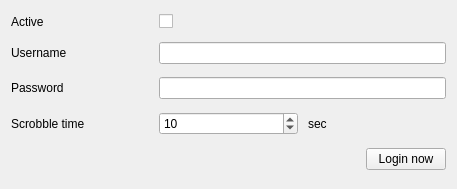
The window that src/Gui/Preferences/LastFM/GUI_LastFmPreferences.ui (Inferno214221/sayonara-player) describes before a commit, drawn with Qt 5.
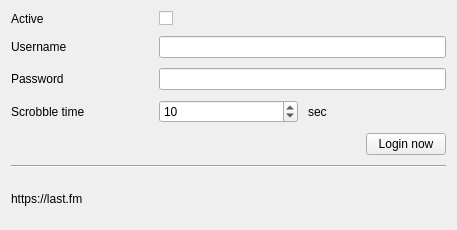
The same window after the commit.

```diff
--- a/src/Gui/Preferences/LastFM/GUI_LastFmPreferences.ui
+++ b/src/Gui/Preferences/LastFM/GUI_LastFmPreferences.ui
@@ -7,55 +7,45 @@
     <x>0</x>
     <y>0</y>
     <width>457</width>
-    <height>189</height>
+    <height>230</height>
    </rect>
   </property>
   <layout class="QGridLayout" name="gridLayout">
    <property name="spacing">
     <number>10</number>
    </property>
-   <item row="1" column="0">
-    <widget class="QLabel" name="labActivate">
+   <item row="5" column="2">
+    <widget class="QLabel" name="labSeconds">
      <property name="text">
-      <string notr="true">Active</string>
+      <string notr="true">sec</string>
      </property>
     </widget>
    </item>
-   <item row="2" column="0">
-    <widget class="QLabel" name="label_2">
-     <property name="text">
-      <string>Username</string>
+   <item row="4" column="1" colspan="2">
+    <widget class="QLineEdit" name="lePassword">
+     <property name="echoMode">
+      <enum>QLineEdit::Password</enum>
      </property>
     </widget>
    </item>
-   <item row="3" column="0">
+   <item row="3" column="1" colspan="2">
+    <widget class="QLineEdit" name="leUsername"/>
+   </item>
+   <item row="4" column="0">
     <widget class="QLabel" name="label_3">
      <property name="text">
       <string>Password</string>
      </property>
     </widget>
    </item>
-   <item row="1" column="1">
-    <widget class="QCheckBox" name="cbActivate">
-     <property name="focusPolicy">
-      <enum>Qt::StrongFocus</enum>
-     </property>
-     <property name="layoutDirection">
-      <enum>Qt::LeftToRight</enum>
-     </property>
+   <item row="2" column="0">
+    <widget class="QLabel" name="labActivate">
      <property name="text">
-      <string/>
+      <string notr="true">Active</string>
      </property>
     </widget>
    </item>
-   <item row="4" column="0">
-    <widget class="QLabel" name="label">
-     <property name="text">
-      <string>Scrobble time</string>
-     </property>
-    </widget>
-   </item>
-   <item row="4" column="1">
+   <item row="5" column="1">
     <widget class="QSpinBox" name="sbScrobbleTime">
      <property name="minimum">
       <number>5</number>
@@ -65,14 +55,7 @@
      </property>
     </widget>
    </item>
-   <item row="4" column="2">
-    <widget class="QLabel" name="labSeconds">
-     <property name="text">
-      <string notr="true">sec</string>
-     </property>
-    </widget>
-   </item>
-   <item row="5" column="0" colspan="3">
+   <item row="6" column="0" colspan="3">
     <layout class="QHBoxLayout" name="horizontalLayout">
      <item>
       <widget class="QLabel" name="labStatus">
@@ -103,15 +86,49 @@
      </item>
     </layout>
    </item>
-   <item row="3" column="1" colspan="2">
-    <widget class="QLineEdit" name="lePassword">
-     <property name="echoMode">
-      <enum>QLineEdit::Password</enum>
+   <item row="5" column="0">
+    <widget class="QLabel" name="label">
+     <property name="text">
+      <string>Scrobble time</string>
      </property>
     </widget>
    </item>
-   <item row="2" column="1" colspan="2">
-    <widget class="QLineEdit" name="leUsername"/>
+   <item row="2" column="1">
+    <widget class="QCheckBox" name="cbActivate">
+     <property name="focusPolicy">
+      <enum>Qt::StrongFocus</enum>
+     </property>
+     <property name="layoutDirection">
+      <enum>Qt::LeftToRight</enum>
+     </property>
+     <property name="text">
+      <string/>
+     </property>
+    </widget>
+   </item>
+   <item row="3" column="0">
+    <widget class="QLabel" name="label_2">
+     <property name="text">
+      <string>Username</string>
+     </property>
+    </widget>
+   </item>
+   <item row="7" column="0" colspan="3">
+    <widget class="Line" name="line">
+     <property name="orientation">
+      <enum>Qt::Horizontal</enum>
+     </property>
+    </widget>
+   </item>
+   <item row="8" column="0" colspan="3">
+    <widget class="QLabel" name="labWebsite">
+     <property name="text">
+      <string notr="true">https://last.fm</string>
+     </property>
+     <property name="openExternalLinks">
+      <bool>true</bool>
+     </property>
+    </widget>
    </item>
   </layout>
  </widget>
```
